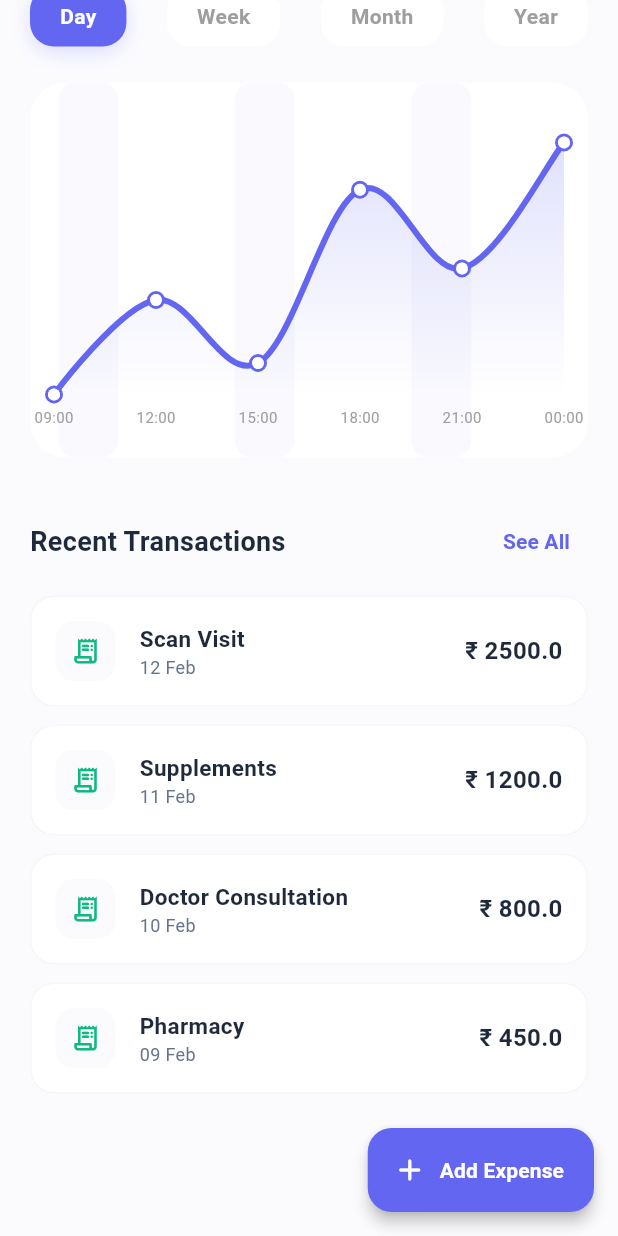
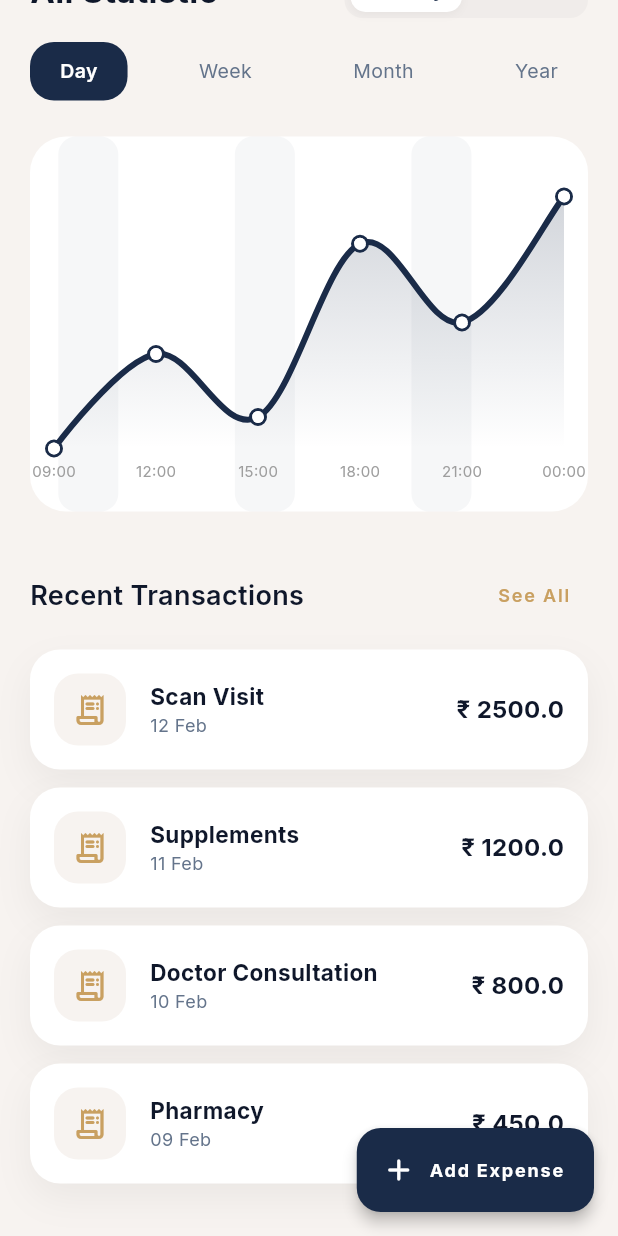
Before and after one commit to vishnuanil23/kanakkufi, a Flutter app: the DashboardScreen screen opened by its route, scrolled down 576 dp, after a tap on "See All", on a phone screen of 412 x 824 dp. Run offline on Flutter 3.47's test engine with Material 3 defaults, Android fonts, the phone set to English and light mode, and no system bars; drawn by our look-alikes of fl_chart; our stand-ins replace flutter_dotenv, flutter_riverpod, go_router, google_fonts, supabase_flutter; accounts and stored records are empty; Roboto replaces fonts that are missing (Poppins).

Commit message:
style: implement premium design system with Inter font and mesh gradients

```diff
--- a/lib/core/constants/app_colors.dart
+++ b/lib/core/constants/app_colors.dart
@@ -2,16 +2,21 @@ import 'package:flutter/material.dart';
 
 class AppColors {
   // Background
-  static const Color background = Color(0xFFFBFBFE); // Very Light Blue/Grey
+  static const Color background = Color(
+    0xFFF7F3F0,
+  ); // Warm, off-white background
 
-  // Primary (Modern Indigo)
-  static const Color primary = Color(0xFF6366F1);
+  // Primary (Midnight Navy)
+  static const Color primary = Color(0xFF1A2B48);
 
-  // Accent (Emerald Mint)
-  static const Color accent = Color(0xFF10B981);
+  // Accent (Gold)
+  static const Color accent = Color(0xFFC9A061);
+
+  // Soft Mint
+  static const Color mint = Color(0xFFA8D5BA);
 
   // Text
-  static const Color text = Color(0xFF1E293B);
+  static const Color text = Color(0xFF0F172A);
   static const Color textSecondary = Color(0xFF64748B);
 
   // Status Colors
@@ -21,6 +26,9 @@ class AppColors {
 
   // Others
   static const Color border = Color(0xFFE2E8F0);
-  static const Color cardBg = Colors.white;
-  static const Color white = Colors.white;
+  static const Color cardBg = Color(0xFFFFFFFF);
+  static const Color white = Color(0xFFFFFFFF);
+
+  // Elevation
+  static const Color shadow = Color(0x0D000000); // 5% opacity black
 }
--- a/lib/features/dashboard/presentation/dashboard_screen.dart
+++ b/lib/features/dashboard/presentation/dashboard_screen.dart
@@ -1,6 +1,7 @@
 import 'package:flutter/material.dart';
 import 'package:fl_chart/fl_chart.dart';
 import 'package:flutter_riverpod/flutter_riverpod.dart';
+import 'package:google_fonts/google_fonts.dart';
 import '../../../core/constants/app_colors.dart';
 import 'dashboard_viewmodel.dart';
 import 'dashboard_state.dart';
@@ -57,21 +58,23 @@ class DashboardScreen extends ConsumerWidget {
     return Row(
       mainAxisAlignment: MainAxisAlignment.spaceBetween,
       children: [
-        const Column(
+        Column(
           crossAxisAlignment: CrossAxisAlignment.start,
           children: [
             Text(
-              "Hello, Vishnu",
-              style: TextStyle(
-                fontSize: 16,
+              "WELCOME BACK",
+              style: GoogleFonts.inter(
+                fontSize: 12,
                 color: AppColors.textSecondary,
                 fontWeight: FontWeight.w500,
+                letterSpacing: 1.2,
               ),
             ),
+            const SizedBox(height: 4),
             Text(
-              "Your Kanakku Today",
-              style: TextStyle(
-                fontSize: 22,
+              "Hello, Vishnu",
+              style: GoogleFonts.inter(
+                fontSize: 28,
                 color: AppColors.text,
                 fontWeight: FontWeight.bold,
               ),
@@ -79,15 +82,22 @@ class DashboardScreen extends ConsumerWidget {
           ],
         ),
         Container(
-          padding: const EdgeInsets.all(8),
+          padding: const EdgeInsets.all(12),
           decoration: BoxDecoration(
-            color: Colors.white,
-            borderRadius: BorderRadius.circular(12),
-            border: Border.all(color: AppColors.border),
+            color: AppColors.white,
+            borderRadius: BorderRadius.circular(20),
+            boxShadow: const [
+              BoxShadow(
+                color: AppColors.shadow,
+                blurRadius: 20,
+                offset: Offset(0, 10),
+              ),
+            ],
           ),
           child: const Icon(
             Icons.notifications_none_rounded,
             color: AppColors.text,
+            size: 24,
           ),
         ),
       ],
@@ -104,28 +114,36 @@ class DashboardScreen extends ConsumerWidget {
 
     return Container(
       width: double.infinity,
-      height: 200,
+      height: 220,
       decoration: BoxDecoration(
         gradient: const LinearGradient(
-          colors: [AppColors.primary, Color(0xFF818CF8)],
+          colors: [AppColors.primary, AppColors.mint],
           begin: Alignment.topLeft,
           end: Alignment.bottomRight,
         ),
         borderRadius: BorderRadius.circular(24),
-        boxShadow: [
+        boxShadow: const [
           BoxShadow(
-            color: AppColors.primary.withAlpha(80),
+            color: AppColors.shadow,
             blurRadius: 20,
-            offset: const Offset(0, 10),
+            offset: Offset(0, 10),
           ),
         ],
       ),
-      child: ClipRRect(
-        borderRadius: BorderRadius.circular(24),
       child: Stack(
         children: [
-            Positioned.fill(
-              child: CustomPaint(painter: CardBackgroundPainter()),
+          // Mesh effect simulation
+          Positioned(
+            top: -50,
+            right: -50,
+            child: Container(
+              width: 150,
+              height: 150,
+              decoration: BoxDecoration(
+                shape: BoxShape.circle,
+                color: AppColors.mint.withAlpha(50),
+              ),
+            ),
           ),
           Padding(
             padding: const EdgeInsets.all(24),
@@ -135,77 +153,119 @@ class DashboardScreen extends ConsumerWidget {
                 Row(
                   mainAxisAlignment: MainAxisAlignment.spaceBetween,
                   children: [
-                      const Icon(
+                    Container(
+                      padding: const EdgeInsets.all(10),
+                      decoration: BoxDecoration(
+                        color: Colors.white.withAlpha(40),
+                        borderRadius: BorderRadius.circular(12),
+                      ),
+                      child: const Icon(
                         Icons.account_balance_wallet_rounded,
                         color: Colors.white,
-                        size: 28,
+                        size: 24,
+                      ),
                     ),
                     Text(
-                        "KanakkuFi",
-                        style: TextStyle(
+                      "KanakkuFi Premium",
+                      style: GoogleFonts.inter(
                         color: Colors.white.withAlpha(200),
-                          fontWeight: FontWeight.w600,
-                          letterSpacing: 1.2,
+                        fontSize: 16,
+                        fontWeight: FontWeight.w500,
                       ),
+                    ),
+                    Icon(
+                      Icons.more_horiz_rounded,
+                      color: Colors.white.withAlpha(150),
                     ),
                   ],
                 ),
                 const Spacer(),
-                  AnimatedSwitcher(
-                    duration: const Duration(milliseconds: 400),
-                    transitionBuilder: (
-                      Widget child,
-                      Animation<double> animation,
-                    ) {
-                      return FadeTransition(
-                        opacity: animation,
-                        child: SlideTransition(
-                          position: Tween<Offset>(
-                            begin: const Offset(0.0, 0.2),
-                            end: Offset.zero,
-                          ).animate(
-                            CurvedAnimation(
-                              parent: animation,
-                              curve: Curves.easeOutCubic,
+                Text(
+                  label,
+                  style: GoogleFonts.inter(
+                    color: Colors.white.withAlpha(150),
+                    fontSize: 14,
+                    fontWeight: FontWeight.w400,
                   ),
                 ),
-                          child: child,
-                        ),
-                      );
-                    },
-                    child: Column(
-                      key: ValueKey<String>(
-                        state.viewType + state.selectedPeriod,
-                      ),
-                      crossAxisAlignment: CrossAxisAlignment.start,
+                const SizedBox(height: 8),
+                Row(
+                  crossAxisAlignment: CrossAxisAlignment.center,
                   children: [
                     Text(
-                          label,
-                          style: const TextStyle(
-                            color: Colors.white70,
-                            fontSize: 14,
-                          ),
-                        ),
-                        const SizedBox(height: 4),
-                        Row(
-                          crossAxisAlignment: CrossAxisAlignment.baseline,
-                          textBaseline: TextBaseline.alphabetic,
-                          children: [
-                            const Text(
                       "₹ ",
-                              style: TextStyle(
-                                color: Colors.white,
-                                fontSize: 20,
+                      style: GoogleFonts.inter(
+                        color: AppColors.accent,
+                        fontSize: 24,
                         fontWeight: FontWeight.bold,
                       ),
                     ),
                     Text(
                       displayAmount.toStringAsFixed(2),
-                              style: const TextStyle(
-                                color: Colors.white,
+                      style: GoogleFonts.inter(
+                        color: AppColors.accent,
                         fontSize: 36,
                         fontWeight: FontWeight.bold,
+                      ),
+                    ),
+                  ],
+                ),
+                const SizedBox(height: 20),
+                Row(
+                  children: [
+                    Expanded(
+                      child: Column(
+                        crossAxisAlignment: CrossAxisAlignment.start,
+                        children: [
+                          Text(
+                            "SPENDING LIMIT",
+                            style: GoogleFonts.inter(
+                              color: Colors.white.withAlpha(100),
+                              fontSize: 10,
+                              fontWeight: FontWeight.w500,
                               letterSpacing: 1,
+                            ),
+                          ),
+                          const SizedBox(height: 4),
+                          Stack(
+                            children: [
+                              Container(
+                                height: 4,
+                                decoration: BoxDecoration(
+                                  color: Colors.white.withAlpha(30),
+                                  borderRadius: BorderRadius.circular(2),
+                                ),
+                              ),
+                              Container(
+                                height: 4,
+                                width: 100,
+                                decoration: BoxDecoration(
+                                  color: AppColors.accent,
+                                  borderRadius: BorderRadius.circular(2),
+                                ),
+                              ),
+                            ],
+                          ),
+                        ],
+                      ),
+                    ),
+                    const SizedBox(width: 24),
+                    Container(
+                      padding: const EdgeInsets.symmetric(
+                        horizontal: 12,
+                        vertical: 6,
+                      ),
+                      decoration: BoxDecoration(
+                        color: Colors.white.withAlpha(30),
+                        borderRadius: BorderRadius.circular(12),
+                      ),
+                      child: Text(
+                        "Tier 1 Elite",
+                        style: GoogleFonts.inter(
+                          color: Colors.white.withAlpha(150),
+                          fontSize: 11,
+                          fontWeight: FontWeight.w500,
+                        ),
                       ),
                     ),
                   ],
@@ -214,10 +274,6 @@ class DashboardScreen extends ConsumerWidget {
             ),
           ),
         ],
-              ),
-            ),
-          ],
-        ),
       ),
     );
   }
@@ -228,19 +284,19 @@ class DashboardScreen extends ConsumerWidget {
       children: [
         Text(
           title,
-          style: const TextStyle(
+          style: GoogleFonts.inter(
             fontSize: 18,
-            fontWeight: FontWeight.bold,
+            fontWeight: FontWeight.w600,
             color: AppColors.text,
           ),
         ),
         TextButton(
           onPressed: () {},
-          child: const Text(
+          child: Text(
             "See All",
-            style: TextStyle(
-              color: AppColors.primary,
-              fontWeight: FontWeight.bold,
+            style: GoogleFonts.inter(
+              color: AppColors.accent,
+              fontWeight: FontWeight.w600,
             ),
           ),
         ),
@@ -250,48 +306,59 @@ class DashboardScreen extends ConsumerWidget {
 
   Widget _buildHookCard() {
     return Container(
-      padding: const EdgeInsets.all(16),
+      padding: const EdgeInsets.all(20),
       decoration: BoxDecoration(
-        color: AppColors.accent.withAlpha(30),
-        borderRadius: BorderRadius.circular(16),
-        border: Border.all(color: AppColors.accent.withAlpha(50)),
+        color: AppColors.white,
+        borderRadius: BorderRadius.circular(20),
+        boxShadow: const [
+          BoxShadow(
+            color: AppColors.shadow,
+            blurRadius: 20,
+            offset: Offset(0, 10),
+          ),
+        ],
       ),
       child: Row(
         children: [
           Container(
-            padding: const EdgeInsets.all(10),
+            padding: const EdgeInsets.all(12),
             decoration: BoxDecoration(
-              color: AppColors.accent.withAlpha(50),
-              shape: BoxShape.circle,
+              color: AppColors.background,
+              borderRadius: BorderRadius.circular(16),
             ),
             child: const Icon(
               Icons.lightbulb_outline_rounded,
               color: AppColors.accent,
-              size: 20,
+              size: 24,
             ),
           ),
           const SizedBox(width: 16),
-          const Expanded(
+          Expanded(
             child: Column(
               crossAxisAlignment: CrossAxisAlignment.start,
               children: [
                 Text(
                   "Smart Tip",
-                  style: TextStyle(
-                    fontWeight: FontWeight.bold,
+                  style: GoogleFonts.inter(
+                    fontWeight: FontWeight.w600,
                     fontSize: 14,
-                    color: AppColors.text,
+                    color: AppColors.accent,
                   ),
                 ),
+                const SizedBox(height: 4),
                 Text(
                   "Small daily savings of ₹50 can grow to ₹1.5k this month!",
-                  style: TextStyle(
+                  style: GoogleFonts.inter(
                     color: AppColors.textSecondary,
                     fontSize: 13,
                   ),
                 ),
               ],
             ),
+          ),
+          Icon(
+            Icons.chevron_right_rounded,
+            color: AppColors.textSecondary.withAlpha(100),
           ),
         ],
       ),
@@ -590,24 +657,14 @@ class DashboardScreen extends ConsumerWidget {
       child: Container(
         padding: const EdgeInsets.symmetric(horizontal: 20, vertical: 10),
         decoration: BoxDecoration(
-          color: isSelected ? AppColors.primary : Colors.white,
+          color: isSelected ? AppColors.primary : Colors.transparent,
           borderRadius: BorderRadius.circular(16),
-          boxShadow:
-              isSelected
-                  ? [
-                    BoxShadow(
-                      color: AppColors.primary.withAlpha(50),
-                      blurRadius: 10,
-                      offset: const Offset(0, 4),
-                    ),
-                  ]
-                  : null,
         ),
         child: Text(
           period,
-          style: TextStyle(
-            color: isSelected ? Colors.white : Colors.grey,
-            fontWeight: FontWeight.bold,
+          style: GoogleFonts.inter(
+            color: isSelected ? Colors.white : AppColors.textSecondary,
+            fontWeight: isSelected ? FontWeight.w600 : FontWeight.w400,
           ),
         ),
       ),
@@ -619,22 +676,28 @@ class DashboardScreen extends ConsumerWidget {
       margin: const EdgeInsets.only(bottom: 12),
       padding: const EdgeInsets.all(16),
       decoration: BoxDecoration(
-        color: Colors.white,
-        borderRadius: BorderRadius.circular(16),
-        border: Border.all(color: AppColors.border.withAlpha(100)),
+        color: AppColors.white,
+        borderRadius: BorderRadius.circular(20),
+        boxShadow: const [
+          BoxShadow(
+            color: AppColors.shadow,
+            blurRadius: 20,
+            offset: Offset(0, 10),
+          ),
+        ],
       ),
       child: Row(
         children: [
           Container(
-            padding: const EdgeInsets.all(10),
+            padding: const EdgeInsets.all(12),
             decoration: BoxDecoration(
               color: AppColors.background,
-              borderRadius: BorderRadius.circular(12),
+              borderRadius: BorderRadius.circular(16),
             ),
             child: const Icon(
               Icons.receipt_long_rounded,
               color: AppColors.accent,
-              size: 20,
+              size: 24,
             ),
           ),
           const SizedBox(width: 16),
@@ -644,7 +707,7 @@ class DashboardScreen extends ConsumerWidget {
               children: [
                 Text(
                   item["title"].toString(),
-                  style: const TextStyle(
+                  style: GoogleFonts.inter(
                     fontWeight: FontWeight.bold,
                     fontSize: 15,
                     color: AppColors.text,
@@ -652,7 +715,7 @@ class DashboardScreen extends ConsumerWidget {
                 ),
                 Text(
                   item["date"].toString(),
-                  style: const TextStyle(
+                  style: GoogleFonts.inter(
                     color: AppColors.textSecondary,
                     fontSize: 12,
                   ),
@@ -662,7 +725,7 @@ class DashboardScreen extends ConsumerWidget {
           ),
           Text(
             "₹ ${item["amount"]}",
-            style: const TextStyle(
+            style: GoogleFonts.inter(
               fontWeight: FontWeight.bold,
               fontSize: 16,
               color: AppColors.text,
@@ -673,56 +736,3 @@ class DashboardScreen extends ConsumerWidget {
     );
   }
 }
-
-class CardBackgroundPainter extends CustomPainter {
-  @override
-  void paint(Canvas canvas, Size size) {
-    final paint =
-        Paint()
-          ..color = Colors.white.withAlpha(20)
-          ..style = PaintingStyle.fill;
-
-    final path = Path();
-    path.moveTo(0, size.height * 0.7);
-    path.quadraticBezierTo(
-      size.width * 0.25,
-      size.height * 0.6,
-      size.width * 0.5,
-      size.height * 0.75,
-    );
-    path.quadraticBezierTo(
-      size.width * 0.75,
-      size.height * 0.9,
-      size.width,
-      size.height * 0.8,
-    );
-    path.lineTo(size.width, size.height);
-    path.lineTo(0, size.height);
-    path.close();
-
-    canvas.drawPath(path, paint);
-
-    final path2 = Path();
-    path2.moveTo(0, size.height * 0.9);
-    path2.quadraticBezierTo(
-      size.width * 0.3,
-      size.height * 0.85,
-      size.width * 0.6,
-      size.height * 0.95,
-    );
-    path2.quadraticBezierTo(
-      size.width * 0.8,
-      size.height,
-      size.width,
-      size.height * 0.9,
-    );
-    path2.lineTo(size.width, size.height);
-    path2.lineTo(0, size.height);
-    path2.close();
-
-    canvas.drawPath(path2, paint);
-  }
-
-  @override
-  bool shouldRepaint(covariant CustomPainter oldDelegate) => false;
-}
--- a/pubspec.yaml
+++ b/pubspec.yaml
@@ -17,6 +17,7 @@ dependencies:
   supabase_flutter: ^2.5.6
   flutter_dotenv: ^5.1.0
   fl_chart: ^0.69.2
+  google_fonts: ^6.3.2
 
 
 dev_dependencies:
```
Also changed, not shown: lib/core/theme/app_theme.dart (+51 -113 lines), lib/features/auth/presentation/auth_screen.dart (+45 -22 lines), pubspec.lock. Lines whose indentation alone changed are shown as unchanged.
